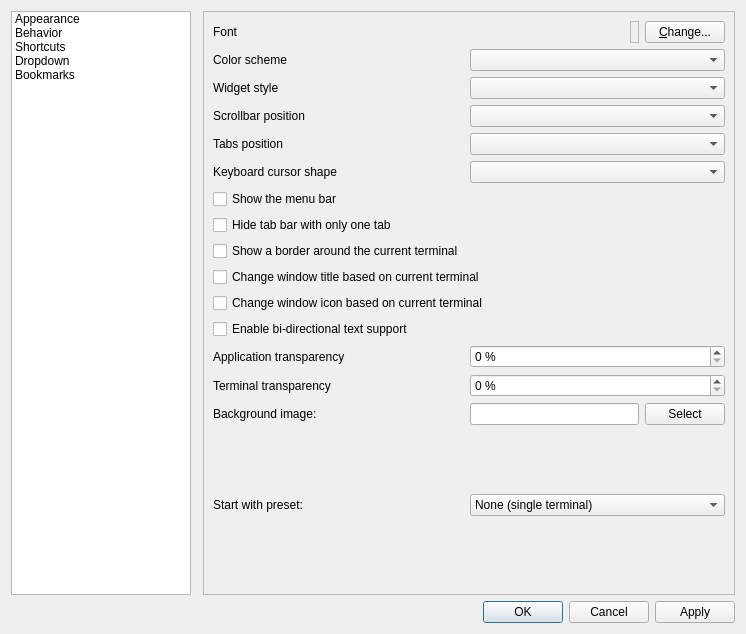
This is src/forms/propertiesdialog.ui in lxqt/qterminal as Qt 5 draws it before an edit. The edited form follows.
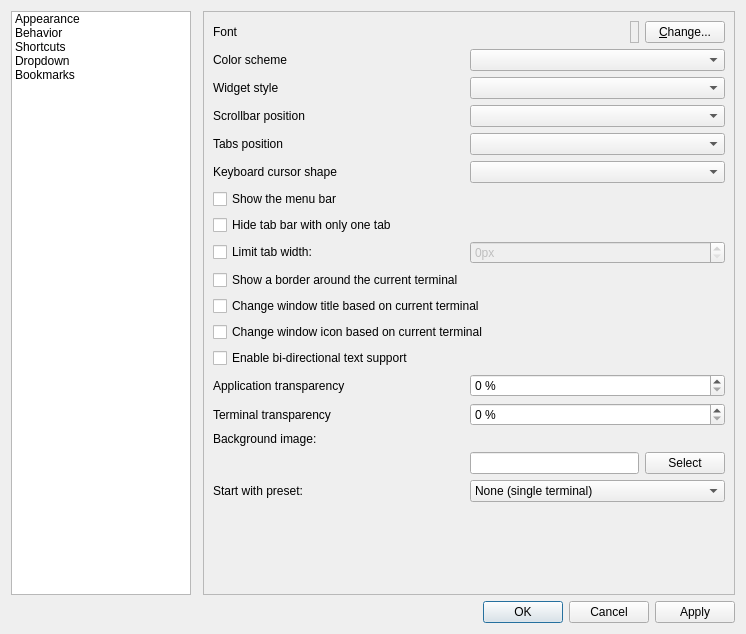
This is the edited form.

Commit message: Add option for configuring tab width limit.

Patch:
```diff
--- a/src/forms/propertiesdialog.ui
+++ b/src/forms/propertiesdialog.ui
@@ -114,7 +114,7 @@
          </property>
         </widget>
        </item>
-       <item row="17" column="0">
+       <item row="18" column="0">
         <widget class="QLabel" name="label_9">
          <property name="text">
           <string>Start with preset:</string>
@@ -130,14 +130,14 @@
        <item row="5" column="1">
         <widget class="QComboBox" name="tabsPos_comboBox"/>
        </item>
-       <item row="9" column="0">
+       <item row="10" column="0">
         <widget class="QCheckBox" name="highlightCurrentCheckBox">
          <property name="text">
           <string>Show a border around the current terminal</string>
          </property>
         </widget>
        </item>
-       <item row="14" column="0">
+       <item row="15" column="0">
         <widget class="QLabel" name="label">
          <property name="text">
           <string>Terminal transparency</string>
@@ -147,7 +147,7 @@
          </property>
         </widget>
        </item>
-       <item row="13" column="0">
+       <item row="14" column="0">
         <widget class="QLabel" name="label_4">
          <property name="text">
           <string>Application transparency</string>
@@ -157,7 +157,7 @@
          </property>
         </widget>
        </item>
-       <item row="17" column="1">
+       <item row="18" column="1">
         <widget class="QComboBox" name="terminalPresetComboBox">
          <item>
           <property name="text">
@@ -181,7 +181,7 @@
          </item>
         </widget>
        </item>
-       <item row="13" column="1">
+       <item row="14" column="1">
         <widget class="QSpinBox" name="appTransparencyBox">
          <property name="suffix">
           <string> %</string>
@@ -274,7 +274,7 @@
        <item row="6" column="1">
         <widget class="QComboBox" name="keybCursorShape_comboBox"/>
        </item>
-       <item row="14" column="1">
+       <item row="15" column="1">
         <widget class="QSpinBox" name="termTransparencyBox">
          <property name="suffix">
           <string> %</string>
@@ -300,7 +300,7 @@
          </property>
         </widget>
        </item>
-       <item row="17" column="0" colspan="2">
+       <item row="19" column="0" colspan="2">
         <spacer name="verticalSpacer_3">
          <property name="orientation">
           <enum>Qt::Vertical</enum>
@@ -330,21 +330,21 @@
          </property>
         </widget>
        </item>
-       <item row="10" column="0" colspan="2">
+       <item row="11" column="0" colspan="2">
         <widget class="QCheckBox" name="changeWindowTitleCheckBox">
          <property name="text">
           <string>Change window title based on current terminal</string>
          </property>
         </widget>
        </item>
-       <item row="11" column="0" colspan="2">
+       <item row="12" column="0" colspan="2">
         <widget class="QCheckBox" name="changeWindowIconCheckBox">
          <property name="text">
           <string>Change window icon based on current terminal</string>
          </property>
         </widget>
        </item>
-       <item row="12" column="0" colspan="2">
+       <item row="13" column="0" colspan="2">
         <widget class="QCheckBox" name="enabledBidiSupportCheckBox">
          <property name="text">
           <string>Enable bi-directional text support</string>
@@ -358,7 +358,7 @@
          </property>
         </widget>
        </item>
-       <item row="16" column="1">
+       <item row="17" column="1">
         <layout class="QHBoxLayout" name="horizontalLayout_3">
          <item>
           <widget class="QLineEdit" name="backgroundImageLineEdit"/>
@@ -372,6 +372,26 @@
          </item>
         </layout>
        </item>
+       <item row="9" column="0">
+        <widget class="QCheckBox" name="limitTabWidthCheckBox">
+         <property name="text">
+          <string>Limit tab width:</string>
+         </property>
+        </widget>
+       </item>
+       <item row="9" column="1">
+        <widget class="QSpinBox" name="limitTabWidthSpinBox">
+         <property name="enabled">
+          <bool>false</bool>
+         </property>
+         <property name="suffix">
+          <string>px</string>
+         </property>
+         <property name="maximum">
+          <number>1000</number>
+         </property>
+        </widget>
+       </item>
       </layout>
      </widget>
      <widget class="QWidget" name="behaviorPage">
```
Left out of the diff: 16 changed lines with no effect on the pictures. The commit also changes 7 other files.
